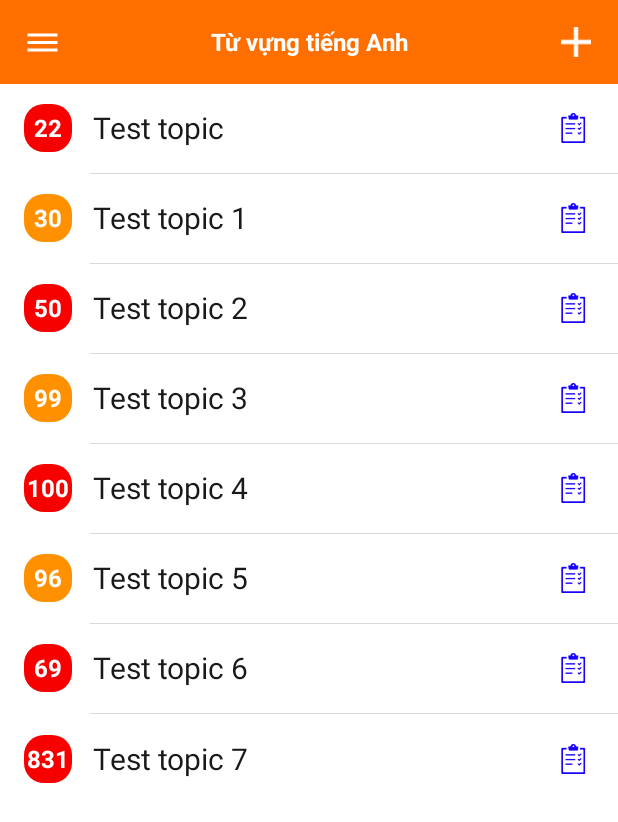
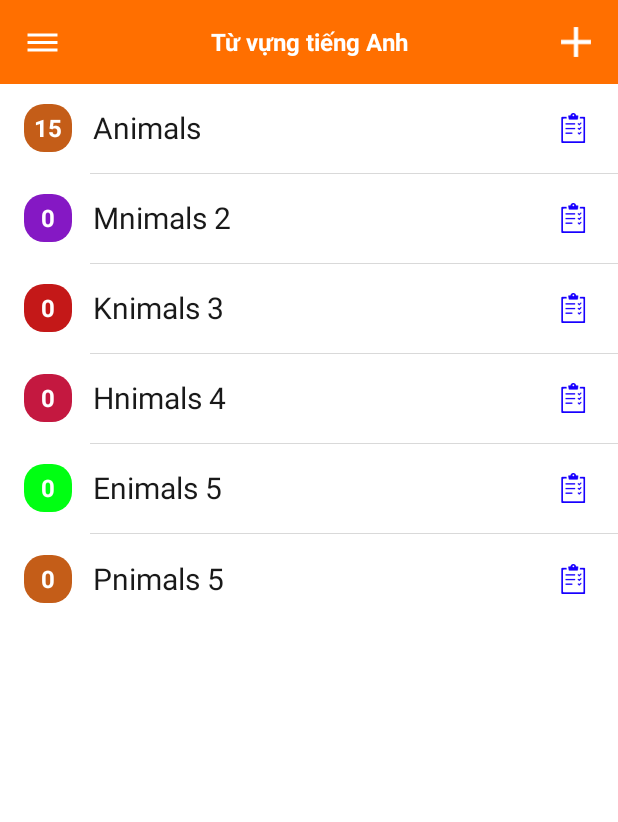
Before and after one commit to dovietnga0909/EnglishVocabulary, an Android app: the HomeActivity screen opened directly, with no data from a screen before it, on a phone screen of 412 x 824 dp. Shown: the top 822 px of the screen. Run offline under Robolectric (Android 15) with nearby library versions, the phone set to English and light mode, and no system bars; pictures from the network do not load.

Commit message:
TuNT update

```diff
--- a/Source/EnglishVocabulary/app/src/main/java/itpsoft/englishvocabulary/HomeActivity.java
+++ b/Source/EnglishVocabulary/app/src/main/java/itpsoft/englishvocabulary/HomeActivity.java
@@ -50,6 +50,7 @@ public class HomeActivity extends Activity {
     private ImageView add;
     private AlertDialog alertDialog;
     private Rect displayRectangle;
+    private Topic topic;
 
     @Override
     protected void onCreate(Bundle savedInstanceState) {
@@ -102,6 +103,7 @@ public class HomeActivity extends Activity {
     }
 
     private void initView() {
+        topic = new Topic(HomeActivity.this);
         //Menu
         listMenu = (ListView) findViewById(R.id.menu_list);
         createDataMenu();
@@ -158,13 +160,9 @@ public class HomeActivity extends Activity {
         });
         //End menu
         //Topic
-        createDataTopic();
+//        arrTopic = topic.getAll();
         listTopic = (ListView) findViewById(R.id.listTopic);
-        topicAdapter = new TopicAdapter(HomeActivity.this, arrTopic);
-//        View headerEmpty = LayoutInflater.from(HomeActivity.this).inflate(R.layout.empty_list, listTopic, false);
-//        View footerEmpty = LayoutInflater.from(HomeActivity.this).inflate(R.layout.empty_list, listTopic, false);
-//        listTopic.addHeaderView(headerEmpty);
-//        listTopic.addFooterView(footerEmpty);
+        topicAdapter = new TopicAdapter(HomeActivity.this, topic);
         listTopic.setAdapter(topicAdapter);
         listTopic.setOnItemClickListener(new AdapterView.OnItemClickListener() {
             @Override
@@ -212,7 +210,20 @@ public class HomeActivity extends Activity {
                                     alertDialog.dismiss();
                                 break;
                             case R.id.add:
-                                Toast.makeText(HomeActivity.this, dText.getText().toString(), Toast.LENGTH_SHORT).show();
+                                if(dText.getText().toString().trim().length()>0) {
+                                    boolean result = topic.insert(dText.getText().toString());
+                                    if (result) {
+                                        if (alertDialog.isShowing())
+                                            alertDialog.dismiss();
+                                        topicAdapter.notifyDataSetChanged();
+                                        listTopic.setSelection(topicAdapter.getCount() - 1);
+                                        Toast.makeText(HomeActivity.this, resources.getString(R.string.added), Toast.LENGTH_SHORT).show();
+                                    } else {
+                                        Toast.makeText(HomeActivity.this, resources.getString(R.string.error), Toast.LENGTH_SHORT).show();
+                                    }
+                                }else{
+                                    Toast.makeText(HomeActivity.this, resources.getString(R.string.name_empty), Toast.LENGTH_SHORT).show();
+                                }
                                 break;
                         }
                     }
@@ -253,16 +264,4 @@ public class HomeActivity extends Activity {
         arrMenu.add("");
         arrMenu.add(new MenuItem("#00FF00", R.drawable.ic_logout, resources.getString(R.string.logout), ""));
     }
-
-    private void createDataTopic() {
-        arrTopic = new ArrayList<Topic>();
-        arrTopic.add(new Topic("#F60000", 1, "Test topic", 22));
-        arrTopic.add(new Topic("#ff9000", 1, "Test topic 1", 30));
-        arrTopic.add(new Topic("#F60000", 1, "Test topic 2", 50));
-        arrTopic.add(new Topic("#ff9000", 1, "Test topic 3", 99));
-        arrTopic.add(new Topic("#F60000", 1, "Test topic 4", 100));
-        arrTopic.add(new Topic("#ff9000", 1, "Test topic 5", 96));
-        arrTopic.add(new Topic("#F60000", 1, "Test topic 6", 69));
-        arrTopic.add(new Topic("#F60000", 1, "Test topic 7", 831));
-    }
 }
--- a/Source/EnglishVocabulary/app/src/main/java/itpsoft/englishvocabulary/adapter/TopicAdapter.java
+++ b/Source/EnglishVocabulary/app/src/main/java/itpsoft/englishvocabulary/adapter/TopicAdapter.java
@@ -24,12 +24,20 @@ import itpsoft.englishvocabulary.models.Topic;
  * Created by Thanh Tu on 6/8/2015.
  */
 public class TopicAdapter extends BaseAdapter {
-    Context context;
-    ArrayList<Topic> data;
+    private Context context;
+    private ArrayList<Topic> data;
+    private Topic topic;
 
-    public TopicAdapter(Context context, ArrayList<Topic> data) {
+    public TopicAdapter(Context context, Topic topic) {
         this.context = context;
-        this.data = data;
+        this.topic = topic;
+        data = topic.getAll();
+    }
+
+    @Override
+    public void notifyDataSetChanged() {
+        super.notifyDataSetChanged();
+        data = topic.getAll();
     }
 
     @Override
--- a/Source/EnglishVocabulary/app/src/main/java/itpsoft/englishvocabulary/databases/DbController.java
+++ b/Source/EnglishVocabulary/app/src/main/java/itpsoft/englishvocabulary/databases/DbController.java
@@ -88,7 +88,26 @@ public class DbController extends SQLiteOpenHelper {
             ContentValues values = new ContentValues();
             values.put(CATEGORIES_NAME, "Animals");
             values.put(CATEGORIES_STATUS, "1");
+            db.insert(TABLE_CATEGORIES, null, values);
 
+            values.put(CATEGORIES_NAME, "Mnimals 2");
+            values.put(CATEGORIES_STATUS, "1");
+            db.insert(TABLE_CATEGORIES, null, values);
+
+            values.put(CATEGORIES_NAME, "Knimals 3");
+            values.put(CATEGORIES_STATUS, "1");
+            db.insert(TABLE_CATEGORIES, null, values);
+
+            values.put(CATEGORIES_NAME, "Hnimals 4");
+            values.put(CATEGORIES_STATUS, "1");
+            db.insert(TABLE_CATEGORIES, null, values);
+
+            values.put(CATEGORIES_NAME, "Enimals 5");
+            values.put(CATEGORIES_STATUS, "1");
+            db.insert(TABLE_CATEGORIES, null, values);
+
+            values.put(CATEGORIES_NAME, "Pnimals 5");
+            values.put(CATEGORIES_STATUS, "1");
             db.insert(TABLE_CATEGORIES, null, values);
         }
     }
--- a/Source/EnglishVocabulary/app/src/main/java/itpsoft/englishvocabulary/models/Topic.java
+++ b/Source/EnglishVocabulary/app/src/main/java/itpsoft/englishvocabulary/models/Topic.java
@@ -1,4 +1,13 @@
 package itpsoft.englishvocabulary.models;
+
+import android.content.ContentValues;
+import android.content.Context;
+import android.database.Cursor;
+
+import java.util.ArrayList;
+
+import itpsoft.englishvocabulary.databases.DbController;
+import itpsoft.englishvocabulary.ultils.Color;
 
 /**
  * Created by Thanh Tu on 6/8/2015.
@@ -6,6 +15,10 @@ package itpsoft.englishvocabulary.models;
 public class Topic {
     private int id, number;
     private String color, name;
+    private DbController dbController;
+    public Topic(Context context) {
+        dbController = DbController.getInstance(context);
+    }
 
     public Topic(String color, int id, String name, int number) {
         this.id = id;
@@ -47,4 +60,48 @@ public class Topic {
 
         return number;
     }
+
+    //get all topic
+    public ArrayList<Topic> getAll(){
+        ArrayList<Topic> data = new ArrayList<Topic>();
+        Color color = Color.instance();
+        try {
+            String sql = "Select * from " + DbController.TABLE_CATEGORIES;
+            Cursor cursor = dbController.rawQuery(sql, null);
+            if (cursor.moveToFirst()) {
+                do {
+                    int id = cursor.getInt(cursor.getColumnIndex(DbController.ID_CATEGORIES));
+                    String name = cursor.getString(cursor.getColumnIndex(DbController.CATEGORIES_NAME));
+                    //
+                    String sql2 = "Select count(*) as 'count' from " + DbController.TABLE_VOCABULARY + " Where " + DbController.CATEGORIES_ID + " = " + id;
+                    Cursor cursor2 = dbController.rawQuery(sql2, null);
+                    int number = 0;
+                    if (cursor2.moveToFirst()) {
+                        do {
+                            number = cursor2.getInt(cursor2.getColumnIndex("count"));
+                        } while (cursor2.moveToNext());
+                    }
+
+                    data.add(new Topic(color.getColor(name), id, name, number));
+                } while (cursor.moveToNext());
+            }
+        }catch (Exception e){
+            e.printStackTrace();
+        }
+        return data;
+    }
+    //insert Topic
+    public boolean insert(String name){
+        boolean result = false;
+        try {
+            ContentValues values = new ContentValues();
+            values.put(DbController.CATEGORIES_NAME, name.trim());
+            values.put(DbController.CATEGORIES_STATUS, "1");
+            dbController.insert(DbController.TABLE_CATEGORIES, null, values);
+            result = true;
+        }catch (Exception e){
+            e.printStackTrace();
+        }
+        return result;
+    }
 }
--- /dev/null
+++ b/Source/EnglishVocabulary/app/src/main/java/itpsoft/englishvocabulary/ultils/Color.java
@@ -0,0 +1,41 @@
+package itpsoft.englishvocabulary.ultils;
+
+
+public class Color {
+	private String string1;
+	private String string2;
+	private String string3;
+	private String string4;
+	private String string5;
+	private Color() {
+		string1 = "qwerty";
+		string2 = "uiopa";
+		string3 = "sdfgh";
+		string4 = "jklzx";
+		string5 = "cvbnm";
+	}
+	private static Color color;
+	public static Color instance() {
+		if(color == null){
+			color = new Color();
+		}
+		return color;
+	}
+	public String getColor(String string) {
+		String color = "#c5c5c5";
+		String onChar = string.substring(0, 1).toLowerCase();
+
+		if(string1.contains(onChar))
+			color = "#00ff12";
+		else if(string2.contains(onChar))
+			color = "#c45d18";
+		else if(string3.contains(onChar))
+			color = "#c41840";
+		else if(string4.contains(onChar))
+			color = "#c41818";
+		else if(string5.contains(onChar))
+			color = "#8518c4";
+
+		return color;
+	}
+}
--- a/Source/EnglishVocabulary/app/src/main/res/layout/dialog_add_topic.xml
+++ b/Source/EnglishVocabulary/app/src/main/res/layout/dialog_add_topic.xml
@@ -62,6 +62,7 @@
                 android:paddingBottom="5dp"
                 android:paddingLeft="12dp"
                 android:lines="1"
+                android:hint="@string/hint_name"
                 android:maxLines="1"
                 android:singleLine="true"
                 android:paddingRight="45dp"/>
--- a/Source/EnglishVocabulary/app/src/main/res/values/strings.xml
+++ b/Source/EnglishVocabulary/app/src/main/res/values/strings.xml
@@ -48,6 +48,10 @@
     <string name="off">Off</string>
     <string name="on">On</string>
     <string name="add_topic">Thêm chủ đề</string>
+    <string name="error">Lỗi</string>
+    <string name="added">Thêm thành công</string>
+    <string name="name_empty">Chưa nhập tên</string>
+    <string name="hint_name">Nhập tên</string>
     <!-- End - TuNT -->
 
     <!--LuanDT-->
```
Also changed, not shown: Source/EnglishVocabulary/app/src/main/res/drawable/toggle_button_off.png, Source/EnglishVocabulary/app/src/main/res/drawable/toggle_button_on.png.
